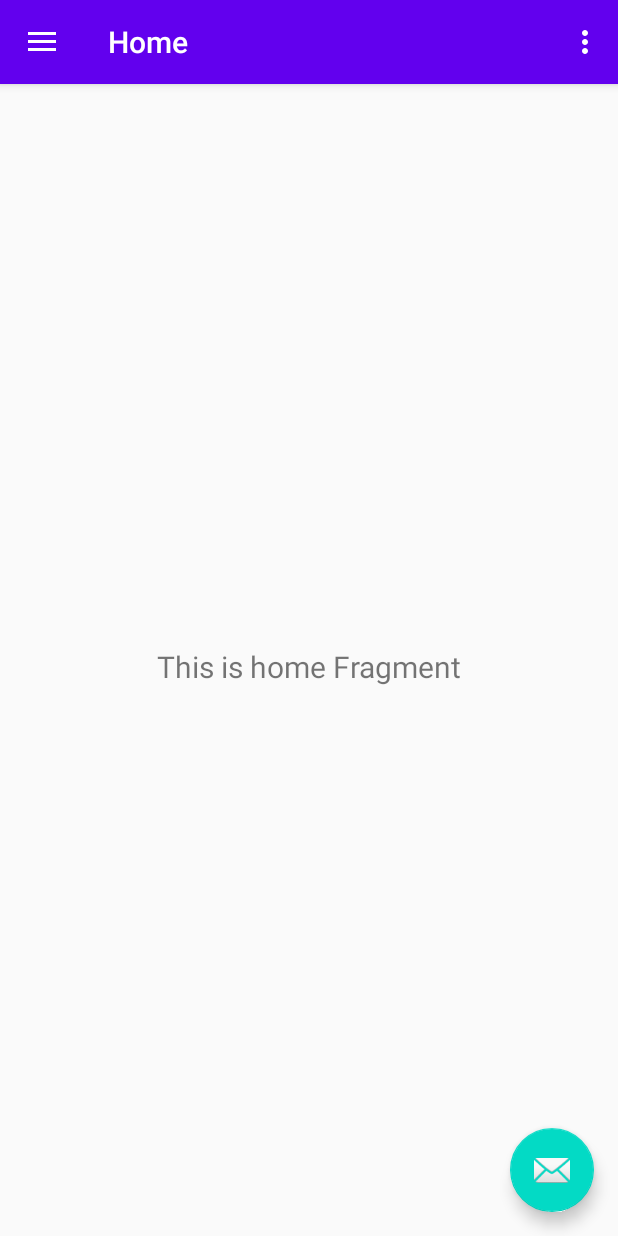
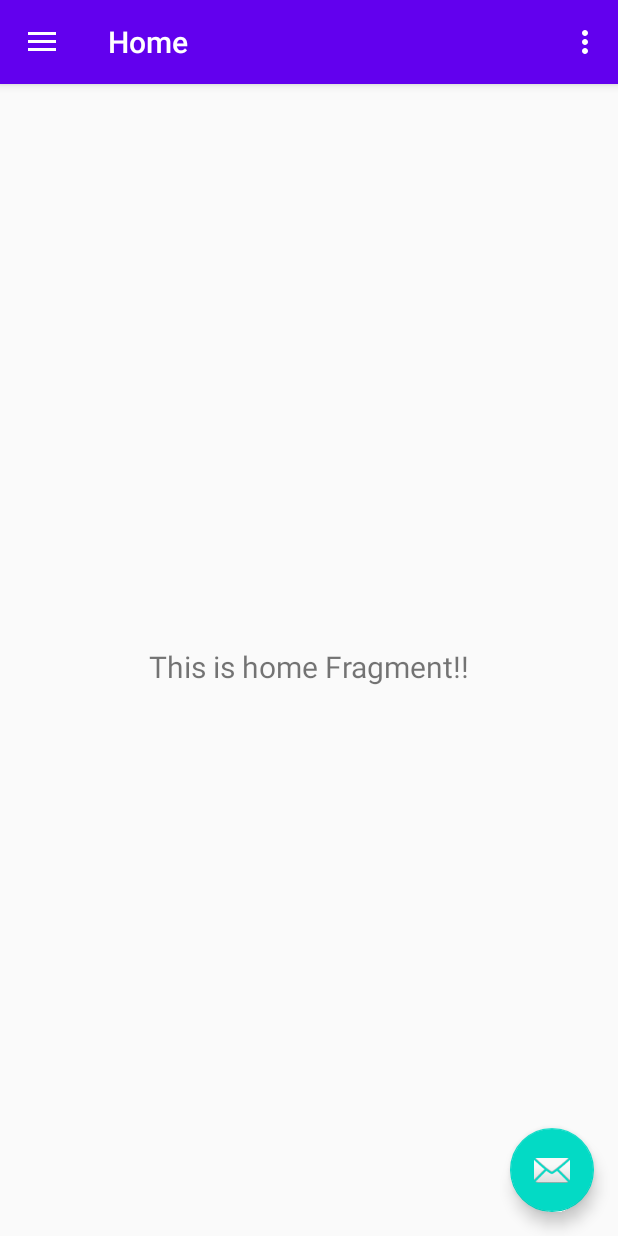
Before and after one commit to bayushi-yakusoku/MultiTests, an Android app: the screen it shows after launch (MainActivity), on a phone screen of 412 x 824 dp. Run offline under Robolectric (Android 15) with nearby library versions, the phone set to English and light mode, and no system bars; our stand-ins replace data binding, navigation-ui.

Commit message:
Rework for Data Binding for Home Item

```diff
--- a/app/src/main/java/alo/android/multitests/ui/home/HomeFragment.kt
+++ b/app/src/main/java/alo/android/multitests/ui/home/HomeFragment.kt
@@ -1,29 +1,30 @@
 package alo.android.multitests.ui.home
 
-import alo.android.multitests.R
+import alo.android.multitests.databinding.FragmentHomeBinding
 import android.os.Bundle
 import android.view.LayoutInflater
 import android.view.View
 import android.view.ViewGroup
-import android.widget.TextView
 import androidx.fragment.app.Fragment
 import androidx.fragment.app.viewModels
-import androidx.lifecycle.Observer
 
 class HomeFragment : Fragment() {
 
-    private val homeViewModel : HomeViewModel by viewModels()
+    private val viewModel : HomeViewModel by viewModels()
+    private lateinit var binding : FragmentHomeBinding
 
     override fun onCreateView(
-            inflater: LayoutInflater,
-            container: ViewGroup?,
-            savedInstanceState: Bundle?
+        inflater: LayoutInflater,
+        container: ViewGroup?,
+        savedInstanceState: Bundle?
     ): View? {
-        val root = inflater.inflate(R.layout.fragment_home, container, false)
-        val textView: TextView = root.findViewById(R.id.text_home)
-        homeViewModel.text.observe(viewLifecycleOwner, Observer {
-            textView.text = it
-        })
-        return root
+        binding = FragmentHomeBinding.inflate(layoutInflater)
+
+        binding.let {
+            it.lifecycleOwner = viewLifecycleOwner
+            it.viewModel = viewModel
+        }
+
+        return binding.root
     }
 }
--- a/app/src/main/java/alo/android/multitests/ui/home/HomeViewModel.kt
+++ b/app/src/main/java/alo/android/multitests/ui/home/HomeViewModel.kt
@@ -8,7 +8,7 @@ import androidx.lifecycle.MutableLiveData
 class HomeViewModel(application: Application) : AndroidViewModel(application) {
 
     private val _text = MutableLiveData<String>().apply {
-        value = "This is home Fragment"
+        value = "This is home Fragment!!"
     }
     val text: LiveData<String> = _text
 }
--- a/app/src/main/res/layout/fragment_home.xml
+++ b/app/src/main/res/layout/fragment_home.xml
@@ -1,7 +1,16 @@
 <?xml version="1.0" encoding="utf-8"?>
-<androidx.constraintlayout.widget.ConstraintLayout xmlns:android="http://schemas.android.com/apk/res/android"
+<layout
+    xmlns:android="http://schemas.android.com/apk/res/android"
     xmlns:app="http://schemas.android.com/apk/res-auto"
-    xmlns:tools="http://schemas.android.com/tools"
+    xmlns:tools="http://schemas.android.com/tools">
+
+    <data>
+        <variable
+            name="viewModel"
+            type="alo.android.multitests.ui.home.HomeViewModel" />
+    </data>
+
+    <androidx.constraintlayout.widget.ConstraintLayout
         android:layout_width="match_parent"
         android:layout_height="match_parent"
         tools:context=".ui.home.HomeFragment">
@@ -15,8 +24,10 @@
             android:layout_marginEnd="8dp"
             android:textAlignment="center"
             android:textSize="20sp"
+            android:text="@{viewModel.text}"
             app:layout_constraintBottom_toBottomOf="parent"
             app:layout_constraintEnd_toEndOf="parent"
             app:layout_constraintStart_toStartOf="parent"
             app:layout_constraintTop_toTopOf="parent" />
     </androidx.constraintlayout.widget.ConstraintLayout>
+</layout>
```
Lines whose indentation alone changed are shown as unchanged.
